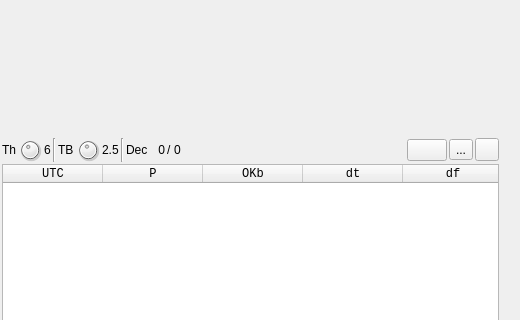
The window that plugins/channelrx/demodft8/ft8demodgui.ui (f4exb/sdrangel) describes before a commit, drawn with Qt 5; both pictures show x 0 to 520 and y 325 to 645 of the 520 by 731 pixel window.
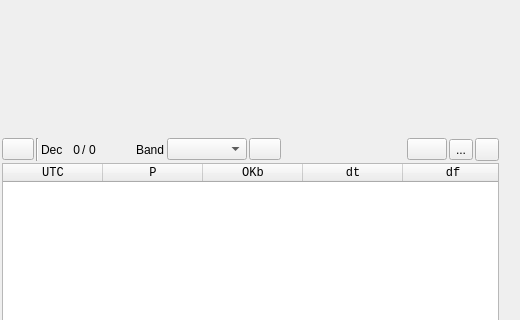
The same window after the commit. Icons and pictures are not drawn. Custom widgets are drawn as their Qt base class.

Commit message: FT8 demod: band presets

```diff
--- a/plugins/channelrx/demodft8/ft8demodgui.ui
+++ b/plugins/channelrx/demodft8/ft8demodgui.ui
@@ -780,93 +780,22 @@
     <item>
      <layout class="QHBoxLayout" name="ft8Settings">
       <item>
-       <widget class="QLabel" name="nbThreadsLabel">
-        <property name="text">
-         <string>Th</string>
-        </property>
-       </widget>
-      </item>
-      <item>
-       <widget class="QDial" name="nbThreads">
+       <widget class="QPushButton" name="settings">
         <property name="maximumSize">
          <size>
-          <width>24</width>
-          <height>24</height>
+          <width>32</width>
+          <height>16777215</height>
          </size>
         </property>
         <property name="toolTip">
          <string>Number of decoder threads</string>
         </property>
-        <property name="minimum">
-         <number>2</number>
-        </property>
-        <property name="maximum">
-         <number>12</number>
-        </property>
-        <property name="singleStep">
-         <number>1</number>
-        </property>
-        <property name="pageStep">
-         <number>1</number>
-        </property>
-        <property name="value">
-         <number>6</number>
-        </property>
-       </widget>
-      </item>
-      <item>
-       <widget class="QLabel" name="nbThreadsText">
         <property name="text">
-         <string>6</string>
+         <string/>
         </property>
-       </widget>
-      </item>
-      <item>
-       <widget class="Line" name="line_2">
-        <property name="orientation">
-         <enum>Qt::Vertical</enum>
-        </property>
-       </widget>
-      </item>
-      <item>
-       <widget class="QLabel" name="timeBudgetLabel">
-        <property name="text">
-         <string>TB</string>
-        </property>
-       </widget>
-      </item>
-      <item>
-       <widget class="QDial" name="timeBudget">
-        <property name="maximumSize">
-         <size>
-          <width>24</width>
-          <height>24</height>
-         </size>
-        </property>
-        <property name="toolTip">
-         <string>Decoder time budget (seconds)</string>
-        </property>
-        <property name="minimum">
-         <number>5</number>
-        </property>
-        <property name="maximum">
-         <number>50</number>
-        </property>
-        <property name="singleStep">
-         <number>1</number>
-        </property>
-        <property name="pageStep">
-         <number>1</number>
-        </property>
-        <property name="value">
-         <number>25</number>
-        </property>
-       </widget>
-      </item>
-      <item>
-       <widget class="QLabel" name="timeBudgetText">
-        <property name="text">
-         <string>2.5</string>
+        <property name="icon">
+         <iconset resource="../../../sdrgui/resources/res.qrc">
+          <normaloff>:/tool.png</normaloff>:/tool.png</iconset>
         </property>
        </widget>
       </item>
@@ -926,6 +855,43 @@
         </property>
        </widget>
       </item>
+      <item>
+       <widget class="QLabel" name="bandPresetLabel">
+        <property name="text">
+         <string>Band</string>
+        </property>
+       </widget>
+      </item>
+      <item>
+       <widget class="QComboBox" name="bandPreset">
+        <property name="minimumSize">
+         <size>
+          <width>80</width>
+          <height>0</height>
+         </size>
+        </property>
+       </widget>
+      </item>
+      <item>
+       <widget class="QPushButton" name="applyBandPreset">
+        <property name="maximumSize">
+         <size>
+          <width>32</width>
+          <height>16777215</height>
+         </size>
+        </property>
+        <property name="toolTip">
+         <string>Apply selected band presets</string>
+        </property>
+        <property name="text">
+         <string/>
+        </property>
+        <property name="icon">
+         <iconset resource="../../../sdrgui/resources/res.qrc">
+          <normaloff>:/arrow_left.png</normaloff>:/arrow_left.png</iconset>
+        </property>
+       </widget>
+      </item>
       <item>
        <spacer name="horizontalSpacer">
         <property name="orientation">
```
Left out of the diff: 7 changed lines with no effect on the pictures. The commit also changes 13 other files.
